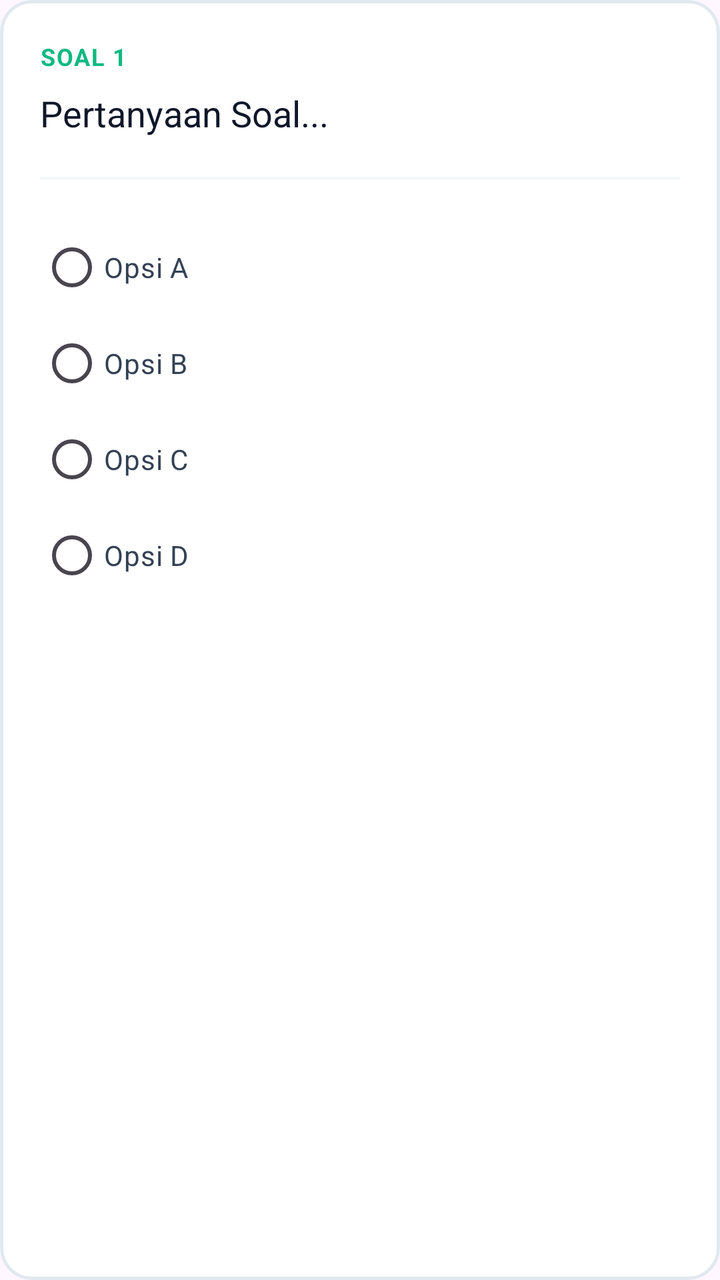
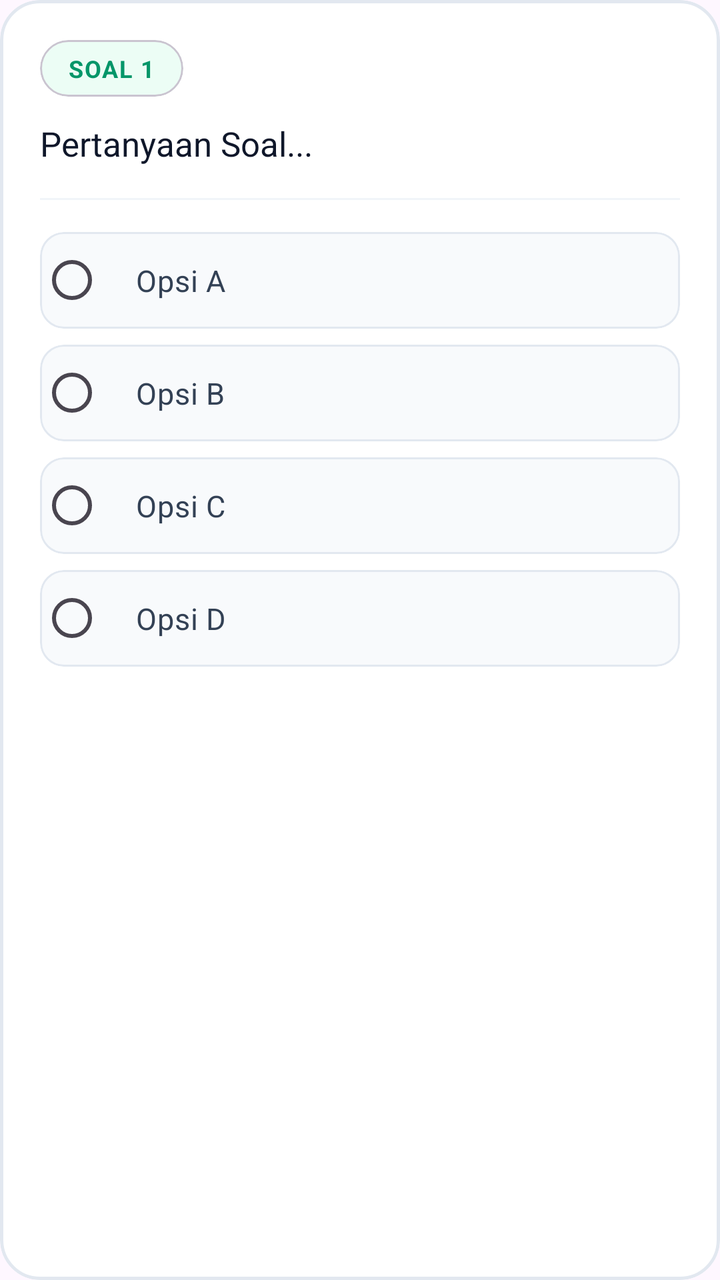

Two renders of the same Android screen: before a commit and after it. Below are the layout's source before the change and the commit's diff.
<!-- AndroidManifest.xml: application theme Theme.IFUnjaniExam -->
<!-- res/layout/item_take_question.xml -->
<?xml version="1.0" encoding="utf-8"?>
<com.google.android.material.card.MaterialCardView xmlns:android="http://schemas.android.com/apk/res/android"
    xmlns:app="http://schemas.android.com/apk/res-auto"
    android:layout_width="match_parent"
    android:layout_height="wrap_content"
    android:layout_marginBottom="16dp"
    app:cardBackgroundColor="#FFFFFF"
    app:cardCornerRadius="16dp"
    app:cardElevation="0dp"
    app:strokeColor="#E2E8F0"
    app:strokeWidth="1.5dp">

    <LinearLayout
        android:layout_width="match_parent"
        android:layout_height="wrap_content"
        android:orientation="vertical"
        android:padding="20dp">

        <TextView
            android:id="@+id/tvQuestionNumber"
            android:layout_width="wrap_content"
            android:layout_height="wrap_content"
            android:text="SOAL 1"
            android:textColor="#10B981"
            android:textSize="12sp"
            android:textStyle="bold"
            android:letterSpacing="0.05" />

        <TextView
            android:id="@+id/tvQuestionText"
            android:layout_width="match_parent"
            android:layout_height="wrap_content"
            android:layout_marginTop="8dp"
            android:text="Pertanyaan Soal..."
            android:textColor="#0F172A"
            android:textSize="18sp"
            android:lineSpacingExtra="4dp" />

        <ImageView
            android:id="@+id/ivQuestionImage"
            android:layout_width="match_parent"
            android:layout_height="180dp"
            android:scaleType="centerInside"
            android:visibility="gone"
            android:layout_marginTop="16dp" />

        <View
            android:layout_width="match_parent"
            android:layout_height="1dp"
            android:background="#F1F5F9"
            android:layout_marginVertical="20dp"/>

        
        <RadioGroup
            android:id="@+id/rgOptions"
            android:layout_width="match_parent"
            android:layout_height="wrap_content"
            android:visibility="visible">
            
            <RadioButton 
                android:id="@+id/rbOptA" 
                android:layout_width="match_parent" 
                android:layout_height="wrap_content" 
                android:text="Opsi A" 
                android:textColor="#334155" 
                android:paddingVertical="8dp"
                android:buttonTint="#10B981" />
            
            <RadioButton 
                android:id="@+id/rbOptB" 
                android:layout_width="match_parent" 
                android:layout_height="wrap_content" 
                android:text="Opsi B" 
                android:textColor="#334155" 
                android:paddingVertical="8dp"
                android:buttonTint="#10B981" />
                
            <RadioButton 
                android:id="@+id/rbOptC" 
                android:layout_width="match_parent" 
                android:layout_height="wrap_content" 
                android:text="Opsi C" 
                android:textColor="#334155" 
                android:paddingVertical="8dp"
                android:buttonTint="#10B981" />
                
            <RadioButton 
                android:id="@+id/rbOptD" 
                android:layout_width="match_parent" 
                android:layout_height="wrap_content" 
                android:text="Opsi D" 
                android:textColor="#334155" 
                android:paddingVertical="8dp"
                android:buttonTint="#10B981" />
        </RadioGroup>

        
        <LinearLayout
            android:id="@+id/llEssay"
            android:layout_width="match_parent"
            android:layout_height="wrap_content"
            android:orientation="vertical"
            android:visibility="gone">

            <com.google.android.material.textfield.TextInputLayout
                android:layout_width="match_parent"
                android:layout_height="wrap_content"
                style="@style/Widget.MaterialComponents.TextInputLayout.OutlinedBox"
                app:boxStrokeColor="#10B981"
                app:boxCornerRadiusTopStart="12dp"
                app:boxCornerRadiusTopEnd="12dp"
                app:boxCornerRadiusBottomStart="12dp"
                app:boxCornerRadiusBottomEnd="12dp">
                
                <com.google.android.material.textfield.TextInputEditText
                    android:id="@+id/etEssayAnswer"
                    android:layout_width="match_parent"
                    android:layout_height="wrap_content"
                    android:hint="Ketik jawaban Anda di sini..."
                    android:minLines="3"
                    android:gravity="top|start"
                    android:inputType="textMultiLine"
                    android:textColor="#0F172A" />
            </com.google.android.material.textfield.TextInputLayout>
        </LinearLayout>
    </LinearLayout>
</com.google.android.material.card.MaterialCardView>
<!-- resources referenced by this layout -->
<resources>
  <style name="Theme.IFUnjaniExam" parent="Base.Theme.IFUnjaniExam" />
  <style name="Base.Theme.IFUnjaniExam" parent="Theme.Material3.DayNight.NoActionBar">
          
          
      </style>
</resources>

<!-- the commit's change to res/layout/item_take_question.xml (unified diff, before → after) -->
@@ -5,7 +5,7 @@
     android:layout_height="wrap_content"
     android:layout_marginBottom="16dp"
     app:cardBackgroundColor="#FFFFFF"
-    app:cardCornerRadius="16dp"
+    app:cardCornerRadius="20dp"
     app:cardElevation="0dp"
     app:strokeColor="#E2E8F0"
     app:strokeWidth="1.5dp">
@@ -16,82 +16,173 @@
         android:orientation="vertical"
         android:padding="20dp">
 
-        <TextView
-            android:id="@+id/tvQuestionNumber"
+        
+        <com.google.android.material.card.MaterialCardView
             android:layout_width="wrap_content"
             android:layout_height="wrap_content"
-            android:text="SOAL 1"
-            android:textColor="#10B981"
-            android:textSize="12sp"
-            android:textStyle="bold"
-            android:letterSpacing="0.05" />
-
+            android:layout_marginBottom="12dp"
+            app:cardCornerRadius="20dp"
+            app:cardElevation="0dp"
+            app:cardBackgroundColor="#ECFDF5">
+
+            <TextView
+                android:id="@+id/tvQuestionNumber"
+                android:layout_width="wrap_content"
+                android:layout_height="wrap_content"
+                android:paddingHorizontal="14dp"
+                android:paddingVertical="6dp"
+                android:text="SOAL 1"
+                android:textColor="#059669"
+                android:textSize="12sp"
+                android:textStyle="bold"
+                android:letterSpacing="0.05" />
+        </com.google.android.material.card.MaterialCardView>
+
+        
         <TextView
             android:id="@+id/tvQuestionText"
             android:layout_width="match_parent"
             android:layout_height="wrap_content"
-            android:layout_marginTop="8dp"
             android:text="Pertanyaan Soal..."
             android:textColor="#0F172A"
-            android:textSize="18sp"
-            android:lineSpacingExtra="4dp" />
-
-        <ImageView
-            android:id="@+id/ivQuestionImage"
-            android:layout_width="match_parent"
-            android:layout_height="180dp"
-            android:scaleType="centerInside"
+            android:textSize="17sp"
+            android:lineSpacingExtra="4dp"
+            android:layout_marginBottom="16dp" />
+
+        
+        <com.google.android.material.card.MaterialCardView
+            android:layout_width="match_parent"
+            android:layout_height="wrap_content"
+            android:layout_marginBottom="16dp"
             android:visibility="gone"
-            android:layout_marginTop="16dp" />
-
+            app:cardCornerRadius="12dp"
+            app:cardElevation="0dp"
+            app:strokeColor="#F1F5F9"
+            app:strokeWidth="1dp">
+
+            <ImageView
+                android:id="@+id/ivQuestionImage"
+                android:layout_width="match_parent"
+                android:layout_height="180dp"
+                android:scaleType="centerInside" />
+        </com.google.android.material.card.MaterialCardView>
+
+        
         <View
             android:layout_width="match_parent"
             android:layout_height="1dp"
             android:background="#F1F5F9"
-            android:layout_marginVertical="20dp"/>
+            android:layout_marginBottom="16dp" />
 
         
         <RadioGroup
             android:id="@+id/rgOptions"
             android:layout_width="match_parent"
             android:layout_height="wrap_content"
-            android:visibility="visible">
-            
-            <RadioButton 
-                android:id="@+id/rbOptA" 
-                android:layout_width="match_parent" 
-                android:layout_height="wrap_content" 
-                android:text="Opsi A" 
-                android:textColor="#334155" 
-                android:paddingVertical="8dp"
-                android:buttonTint="#10B981" />
-            
-            <RadioButton 
-                android:id="@+id/rbOptB" 
-                android:layout_width="match_parent" 
-                android:layout_height="wrap_content" 
-                android:text="Opsi B" 
-                android:textColor="#334155" 
-                android:paddingVertical="8dp"
-                android:buttonTint="#10B981" />
-                
-            <RadioButton 
-                android:id="@+id/rbOptC" 
-                android:layout_width="match_parent" 
-                android:layout_height="wrap_content" 
-                android:text="Opsi C" 
-                android:textColor="#334155" 
-                android:paddingVertical="8dp"
-                android:buttonTint="#10B981" />
-                
-            <RadioButton 
-                android:id="@+id/rbOptD" 
-                android:layout_width="match_parent" 
-                android:layout_height="wrap_content" 
-                android:text="Opsi D" 
-                android:textColor="#334155" 
-                android:paddingVertical="8dp"
-                android:buttonTint="#10B981" />
+            android:orientation="vertical">
+
+            
+            <com.google.android.material.card.MaterialCardView
+                android:layout_width="match_parent"
+                android:layout_height="wrap_content"
+                android:layout_marginBottom="8dp"
+                android:clickable="true"
+                android:focusable="true"
+                android:foreground="?android:attr/selectableItemBackground"
+                app:cardBackgroundColor="#F8FAFC"
+                app:cardCornerRadius="12dp"
+                app:cardElevation="0dp"
+                app:strokeColor="#E2E8F0"
+                app:strokeWidth="1dp">
+
+                <RadioButton
+                    android:id="@+id/rbOptA"
+                    android:layout_width="match_parent"
+                    android:layout_height="wrap_content"
+                    android:text="Opsi A"
+                    android:textColor="#334155"
+                    android:textSize="15sp"
+                    android:paddingHorizontal="16dp"
+                    android:paddingVertical="14dp"
+                    android:buttonTint="#10B981" />
+            </com.google.android.material.card.MaterialCardView>
+
+            
+            <com.google.android.material.card.MaterialCardView
+                android:layout_width="match_parent"
+                android:layout_height="wrap_content"
+                android:layout_marginBottom="8dp"
+                android:clickable="true"
+                android:focusable="true"
+                android:foreground="?android:attr/selectableItemBackground"
+                app:cardBackgroundColor="#F8FAFC"
+                app:cardCornerRadius="12dp"
+                app:cardElevation="0dp"
+                app:strokeColor="#E2E8F0"
+                app:strokeWidth="1dp">
+
+                <RadioButton
+                    android:id="@+id/rbOptB"
+                    android:layout_width="match_parent"
+                    android:layout_height="wrap_content"
+                    android:text="Opsi B"
+                    android:textColor="#334155"
+                    android:textSize="15sp"
+                    android:paddingHorizontal="16dp"
+                    android:paddingVertical="14dp"
+                    android:buttonTint="#10B981" />
+            </com.google.android.material.card.MaterialCardView>
+
+            
+            <com.google.android.material.card.MaterialCardView
+                android:layout_width="match_parent"
+                android:layout_height="wrap_content"
+                android:layout_marginBottom="8dp"
+                android:clickable="true"
+                android:focusable="true"
+                android:foreground="?android:attr/selectableItemBackground"
+                app:cardBackgroundColor="#F8FAFC"
+                app:cardCornerRadius="12dp"
+                app:cardElevation="0dp"
+                app:strokeColor="#E2E8F0"
+                app:strokeWidth="1dp">
+
+                <RadioButton
+                    android:id="@+id/rbOptC"
+                    android:layout_width="match_parent"
+                    android:layout_height="wrap_content"
+                    android:text="Opsi C"
+                    android:textColor="#334155"
+                    android:textSize="15sp"
+                    android:paddingHorizontal="16dp"
+                    android:paddingVertical="14dp"
+                    android:buttonTint="#10B981" />
+            </com.google.android.material.card.MaterialCardView>
+
+            
+            <com.google.android.material.card.MaterialCardView
+                android:layout_width="match_parent"
+                android:layout_height="wrap_content"
+                android:clickable="true"
+                android:focusable="true"
+                android:foreground="?android:attr/selectableItemBackground"
+                app:cardBackgroundColor="#F8FAFC"
+                app:cardCornerRadius="12dp"
+                app:cardElevation="0dp"
+                app:strokeColor="#E2E8F0"
+                app:strokeWidth="1dp">
+
+                <RadioButton
+                    android:id="@+id/rbOptD"
+                    android:layout_width="match_parent"
+                    android:layout_height="wrap_content"
+                    android:text="Opsi D"
+                    android:textColor="#334155"
+                    android:textSize="15sp"
+                    android:paddingHorizontal="16dp"
+                    android:paddingVertical="14dp"
+                    android:buttonTint="#10B981" />
+            </com.google.android.material.card.MaterialCardView>
         </RadioGroup>
 
         
@@ -107,21 +198,25 @@
                 android:layout_height="wrap_content"
                 style="@style/Widget.MaterialComponents.TextInputLayout.OutlinedBox"
                 app:boxStrokeColor="#10B981"
-                app:boxCornerRadiusTopStart="12dp"
-                app:boxCornerRadiusTopEnd="12dp"
-                app:boxCornerRadiusBottomStart="12dp"
-                app:boxCornerRadiusBottomEnd="12dp">
-                
+                app:boxStrokeWidth="1.5dp"
+                app:boxCornerRadiusTopStart="14dp"
+                app:boxCornerRadiusTopEnd="14dp"
+                app:boxCornerRadiusBottomStart="14dp"
+                app:boxCornerRadiusBottomEnd="14dp"
+                app:hintTextColor="#10B981">
+
                 <com.google.android.material.textfield.TextInputEditText
                     android:id="@+id/etEssayAnswer"
                     android:layout_width="match_parent"
                     android:layout_height="wrap_content"
                     android:hint="Ketik jawaban Anda di sini..."
-                    android:minLines="3"
+                    android:minLines="4"
                     android:gravity="top|start"
                     android:inputType="textMultiLine"
-                    android:textColor="#0F172A" />
+                    android:textColor="#0F172A"
+                    android:textSize="15sp" />
             </com.google.android.material.textfield.TextInputLayout>
         </LinearLayout>
+
     </LinearLayout>
 </com.google.android.material.card.MaterialCardView>
